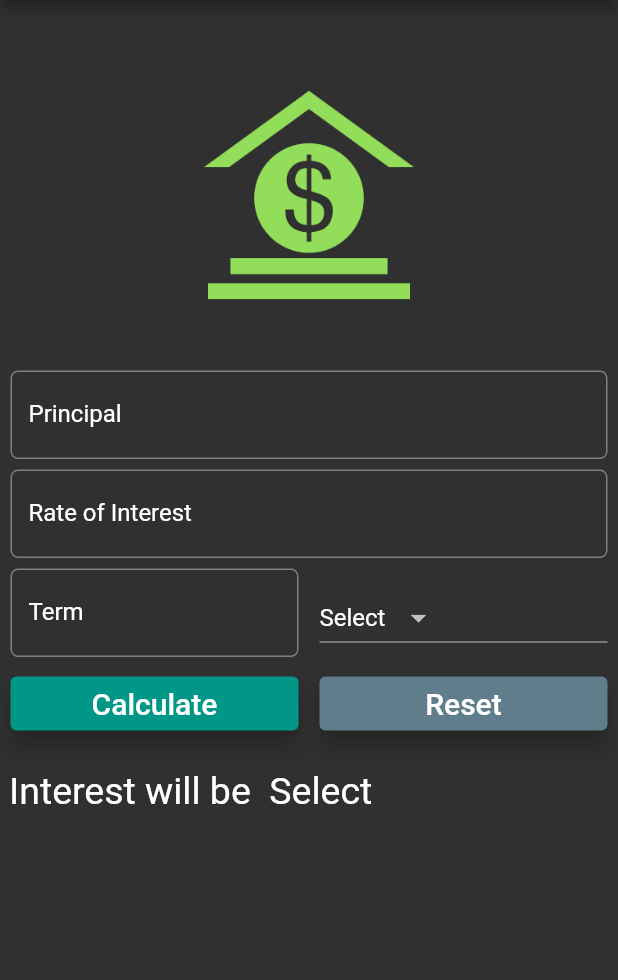
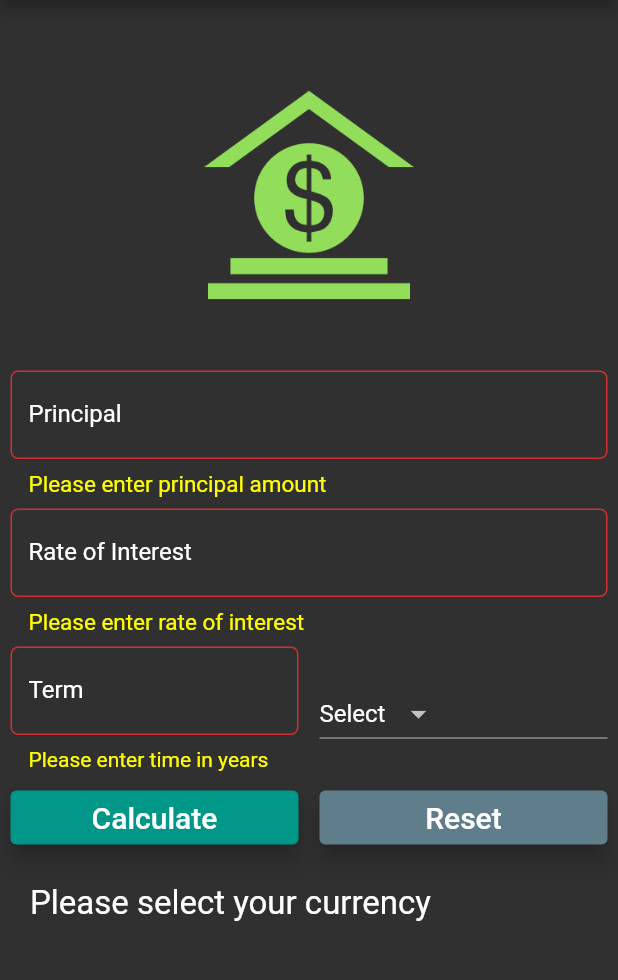
Before and after one commit to krtuhin/SI-Calculator, a Flutter app: the screen it shows after launch, after a tap on "Calculate", on a phone screen of 412 x 824 dp, the part 84-1064 px from its top. Run offline on Flutter 3.47's test engine with Material 2 defaults, Android fonts, the phone set to English and light mode, and no system bars.

Commit message:
Implement logic and validate TextFormField

```diff
--- a/lib/main.dart
+++ b/lib/main.dart
@@ -7,7 +7,7 @@ void main() {
     home: Scaffold(
       appBar: AppBar(
         backgroundColor: Colors.teal,
-        title: Text("Simple Interest Calculator"),
+        title: const Text("Simple Interest Calculator"),
       ),
       body: MyApp(),
     ),
@@ -26,38 +26,74 @@ class MyApp extends StatefulWidget {
 }
 
 class _MyAppState extends State<MyApp> {
-  var _currencies = ["Select", "Rupees", "Dollars", "Pounds", "Others"];
-  var _currentItem = "Select";
-  var rate = "";
+  final _currencies = ["Select", "Rupees", "Dollars", "Pounds", "Others"];
+  var _currentItem = "";
+  var showResult = "";
+  final _formKey = GlobalKey<FormState>();
+
+  @override
+  void initState() {
+    super.initState();
+    _currentItem = _currencies[0];
+  }
+
+  TextEditingController amount = TextEditingController();
+  TextEditingController interest = TextEditingController();
+  TextEditingController time = TextEditingController();
 
   @override
   Widget build(BuildContext context) {
-    return Container(
+    return Form(
+      key: _formKey,
       child: ListView(
         children: [
           getImg(),
           Padding(
             padding: const EdgeInsets.all(7.0),
-            child: TextField(
+            child: TextFormField(
+                validator: (var value) {
+                  if (value!.isEmpty) {
+                    return "Please enter principal amount";
+                  } else if (double.tryParse(value) == null) {
+                    return "Invalid input!";
+                  }
+                },
+                controller: amount,
                 keyboardType: TextInputType.number,
                 decoration: InputDecoration(
                   labelText: "Principal",
                   labelStyle: Theme.of(context).textTheme.titleMedium,
+                  errorStyle: const TextStyle(
+                    color: Colors.yellowAccent,
+                    fontSize: 15,
+                  ),
                   hintText: "Enter principal ex, 12000",
-                  border: OutlineInputBorder(
+                  border: const OutlineInputBorder(
                     borderRadius: BorderRadius.all(Radius.circular(5)),
                   ),
                 )),
           ),
           Padding(
             padding: const EdgeInsets.only(left: 7.0, right: 7.0, bottom: 7.0),
-            child: TextField(
+            child: TextFormField(
+                validator: (var value) {
+                  if (value!.isEmpty) {
+                    return "Please enter rate of interest";
+                  } else if(double.tryParse(value) == null){
+                    return "Invalid input!";
+                  }
+                },
+                controller: interest,
                 keyboardType: TextInputType.number,
                 decoration: InputDecoration(
                   labelText: "Rate of Interest",
                   labelStyle: Theme.of(context).textTheme.titleMedium,
+                  errorStyle: const TextStyle(
+                    color: Colors.yellowAccent,
+                    fontSize: 15,
+                  ),
                   hintText: "In percent",
-                  border: OutlineInputBorder(
+                  border: const OutlineInputBorder(
                     borderRadius: BorderRadius.all(Radius.circular(5)),
                   ),
                 )),
@@ -68,13 +104,25 @@ class _MyAppState extends State<MyApp> {
                   child: Padding(
                 padding:
                     const EdgeInsets.only(left: 7.0, right: 7.0, bottom: 7.0),
-                    child: TextField(
+                child: TextFormField(
+                    validator: (var value) {
+                      if (value!.isEmpty) {
+                        return "Please enter time in years";
+                      }else if(double.tryParse(value) == null) {
+                        return "Invalid input!";
+                      }
+                    },
+                    controller: time,
                     keyboardType: TextInputType.number,
                     decoration: InputDecoration(
                       labelText: "Term",
                       labelStyle: Theme.of(context).textTheme.titleMedium,
+                      errorStyle: const TextStyle(
+                        color: Colors.yellowAccent,
+                        fontSize: 14,
+                      ),
                       hintText: "Enter Years",
-                          border: OutlineInputBorder(
+                      border: const OutlineInputBorder(
                         borderRadius: BorderRadius.all(Radius.circular(5)),
                       ),
                     )),
@@ -103,14 +151,23 @@ class _MyAppState extends State<MyApp> {
                 child: Padding(
                   padding: const EdgeInsets.symmetric(horizontal: 7.0),
                   child: ElevatedButton(
-                    onPressed: () {},
-                    child: Text(
-                      "Calculate",
-                      style: TextStyle(color: Colors.white, fontSize: 20),
-                    ),
+                    onPressed: () {
+                      setState(() {
+                        if (_formKey.currentState!.validate() &&
+                            _currentItem != "Select") {
+                          showResult = calculate();
+                        } else if (_currentItem == "Select") {
+                          showResult = "Please select your currency";
+                        }
+                      });
+                    },
                     style: ElevatedButton.styleFrom(
                       backgroundColor: Colors.teal,
                       elevation: 6,
+                    ),
+                    child: const Text(
+                      "Calculate",
+                      style: TextStyle(color: Colors.white, fontSize: 20),
                     ),
                   ),
                 ),
@@ -119,23 +176,28 @@ class _MyAppState extends State<MyApp> {
                   child: Padding(
                 padding: const EdgeInsets.symmetric(horizontal: 7.0),
                     child: ElevatedButton(
-                      onPressed: () {},
-                      child: Text("Reset",
-                          style: TextStyle(color: Colors.white, fontSize: 20)),
+                      onPressed: () {
+                        setState(() {
+                          reset();
+                    });
+                  },
                   style: ElevatedButton.styleFrom(
                     backgroundColor: Colors.blueGrey,
                     elevation: 6,
                   ),
+                  child: const Text("Reset",
+                      style: TextStyle(color: Colors.white, fontSize: 20)),
                 ),
               ))
             ],
           ),
           Padding(
-            padding: const EdgeInsets.only(top: 20.0, left: 6.0, right: 6.0),
+            padding: const EdgeInsets.only(
+                top: 20.0, left: 20.0, right: 10.0, bottom: 50.0),
             child: Text(
-              "Interest will be $rate $_currentItem",
-              style: TextStyle(
-                fontSize: 25,
+              showResult,
+              style: const TextStyle(
+                fontSize: 22,
               ),
             ),
           ),
@@ -143,17 +205,36 @@ class _MyAppState extends State<MyApp> {
       ),
     );
   }
-}
 
   Widget getImg() {
-  AssetImage img = AssetImage("images/money.png");
+    AssetImage img = const AssetImage("images/money.png");
     Image image = Image(
       image: img,
       width: 140,
       height: 140,
     );
     return Container(
+      margin: const EdgeInsets.only(top: 60, bottom: 40),
       child: image,
-    margin: EdgeInsets.only(top: 60, bottom: 40),
     );
   }
+
+  String calculate() {
+    double principal = double.parse(amount.text);
+    double roi = double.parse(interest.text);
+    double trm = double.parse(time.text);
+    double iop = principal + (principal * roi * trm) / 100;
+    String result =
+        "After ${trm.toInt()} years, your investment will be $iop $_currentItem";
+    return result;
+  }
+
+  void reset() {
+    _formKey.currentState!.reset();
+    amount.text = "";
+    interest.text = "";
+    time.text = "";
+    _currentItem = "Select";
+    showResult = "";
+  }
+}
```
Lines whose indentation alone changed are shown as unchanged.
